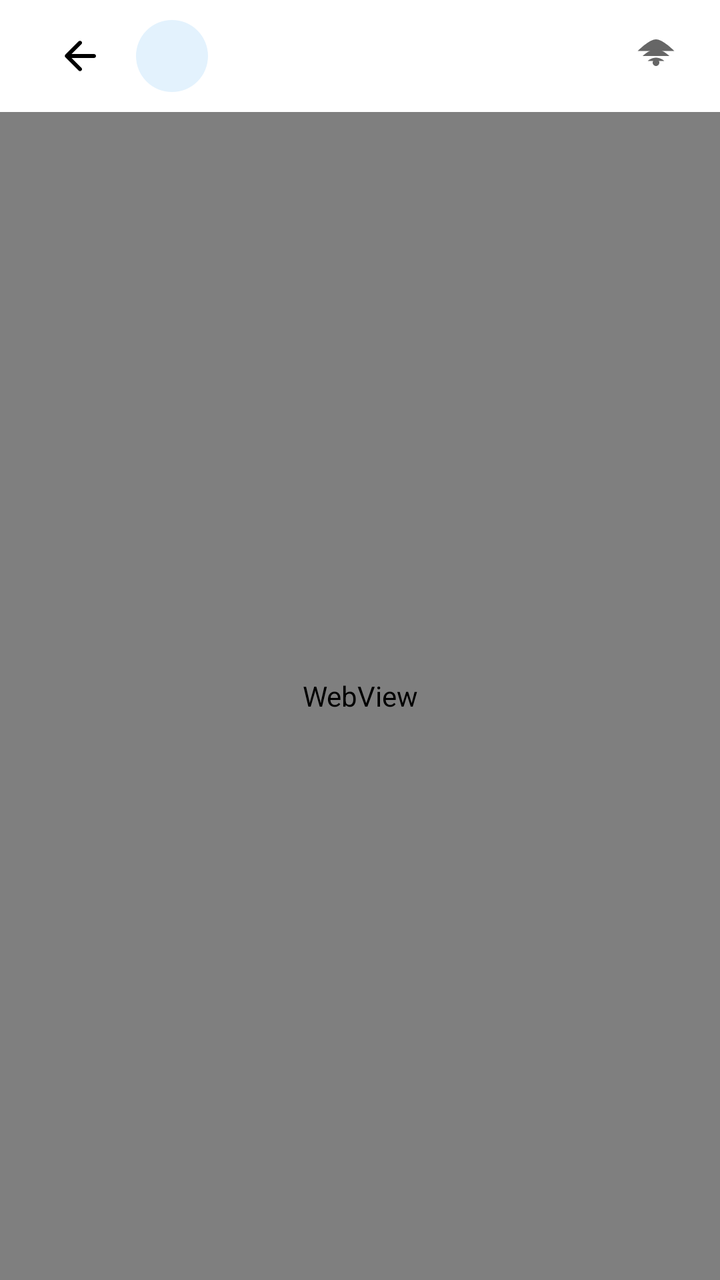
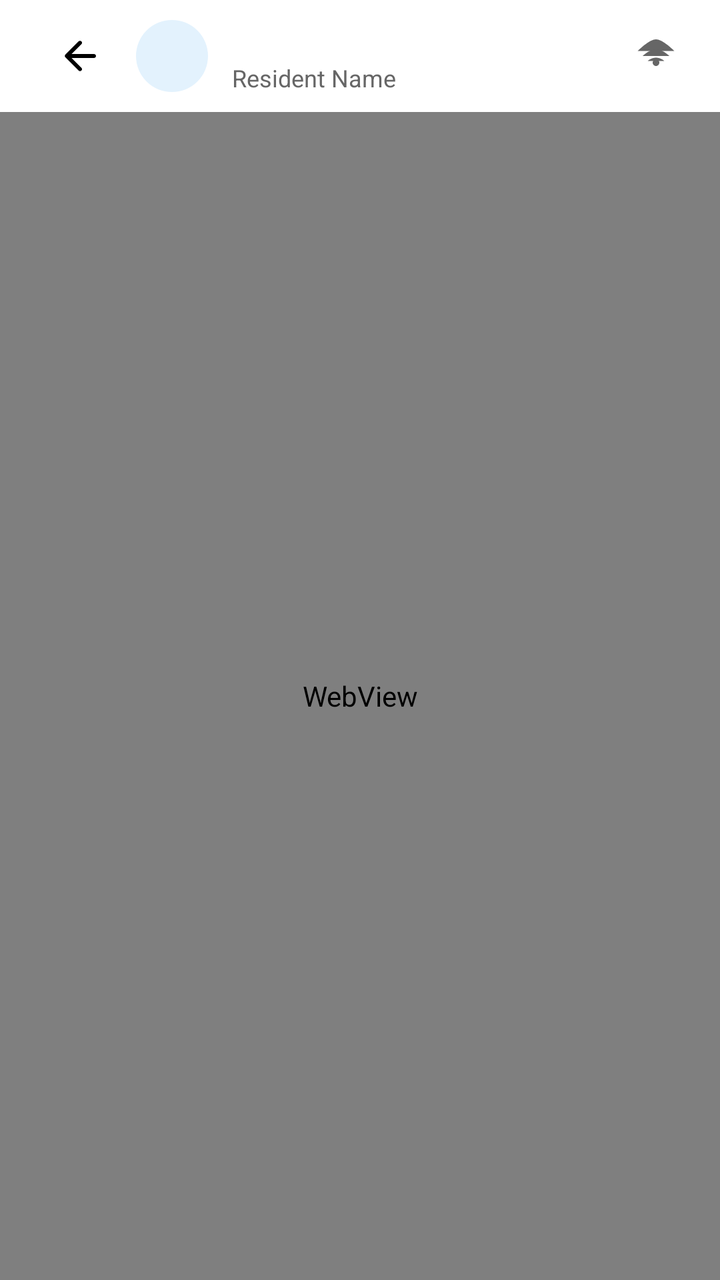

Screens rendered from an Android XML layout before and after an edit, with the pre-edit source and the edit as a unified diff.
<!-- AndroidManifest.xml: activity theme Theme.AppCompat.Light.NoActionBar -->
<!-- res/layout/activity_chatwoot.xml -->
<?xml version="1.0" encoding="utf-8"?>
<androidx.coordinatorlayout.widget.CoordinatorLayout
    xmlns:android="http://schemas.android.com/apk/res/android"
    xmlns:app="http://schemas.android.com/apk/res-auto"
    android:layout_width="match_parent"
    android:layout_height="match_parent"
    android:fitsSystemWindows="false"
    android:background="@android:color/white">

    <LinearLayout
        android:layout_width="match_parent"
        android:layout_height="match_parent"
        android:orientation="vertical">

        
        <View
            android:id="@+id/statusBarSpace"
            android:layout_width="match_parent"
            android:layout_height="0dp"
            android:background="@android:color/white" />

        <com.google.android.material.appbar.AppBarLayout
            android:layout_width="match_parent"
            android:layout_height="wrap_content"
            android:background="@android:color/white"
            app:elevation="0dp">

            <androidx.appcompat.widget.Toolbar
                android:id="@+id/toolbar"
                android:layout_width="match_parent"
                android:layout_height="56dp"
                android:paddingStart="4dp"
                android:paddingEnd="16dp"
                android:background="@android:color/white"
                app:elevation="0dp">

                <LinearLayout
                    android:layout_width="match_parent"
                    android:layout_height="match_parent"
                    android:gravity="center_vertical"
                    android:orientation="horizontal">

                    <ImageButton
                        android:id="@+id/backButton"
                        android:layout_width="48dp"
                        android:layout_height="48dp"
                        android:background="?attr/selectableItemBackgroundBorderless"
                        android:src="@drawable/ic_back"
                        android:contentDescription="Back"
                        android:padding="12dp" />

                    <com.google.android.material.imageview.ShapeableImageView
                        android:id="@+id/avatarImage"
                        android:layout_width="36dp"
                        android:layout_height="36dp"
                        android:layout_marginStart="4dp"
                        app:shapeAppearanceOverlay="@style/CircleImageView"
                        android:background="@color/avatar_background" />

                    <TextView
                        android:id="@+id/profileName"
                        android:layout_width="0dp"
                        android:layout_height="wrap_content"
                        android:layout_marginStart="12dp"
                        android:layout_weight="1"
                        android:ellipsize="end"
                        android:maxLines="1"
                        android:textColor="@android:color/black"
                        android:textSize="16sp"
                        android:textStyle="bold" />

                    <ImageView
                        android:id="@+id/networkStatusIcon"
                        android:layout_width="24dp"
                        android:layout_height="24dp"
                        android:layout_marginStart="8dp"
                        android:src="@drawable/ic_network_connected"
                        android:contentDescription="Network Status"
                        android:padding="2dp" />

                </LinearLayout>

            </androidx.appcompat.widget.Toolbar>

        </com.google.android.material.appbar.AppBarLayout>

        <WebView
            android:id="@+id/webView"
            android:layout_width="match_parent"
            android:layout_height="0dp"
            android:layout_weight="1"
            android:background="@android:color/white" />

        
        <View
            android:id="@+id/navigationBarSpace"
            android:layout_width="match_parent"
            android:layout_height="0dp"
            android:background="@android:color/white" />

    </LinearLayout>

</androidx.coordinatorlayout.widget.CoordinatorLayout>
<!-- resources referenced by this layout -->
<resources>
  <color name="avatar_background">#E3F2FD</color>
  <!-- drawable ic_back (drawable) -->
  <?xml version="1.0" encoding="utf-8"?>
  <vector xmlns:android="http://schemas.android.com/apk/res/android"
      android:width="24dp"
      android:height="24dp"
      android:viewportWidth="24"
      android:viewportHeight="24">
      <path
          android:fillColor="#000000"
          android:pathData="M19,11H7.83l4.88,-4.88c0.39,-0.39 0.39,-1.03 0,-1.42 -0.39,-0.39 -1.02,-0.39 -1.41,0l-6.59,6.59c-0.39,0.39 -0.39,1.02 0,1.41l6.59,6.59c0.39,0.39 1.02,0.39 1.41,0 0.39,-0.39 0.39,-1.02 0,-1.41L7.83,13H19c0.55,0 1,-0.45 1,-1s-0.45,-1 -1,-1z"/>
  </vector>
  <!-- drawable ic_network_connected (drawable) -->
  <?xml version="1.0" encoding="utf-8"?>
  <vector xmlns:android="http://schemas.android.com/apk/res/android"
      android:width="24dp"
      android:height="24dp"
      android:viewportWidth="24"
      android:viewportHeight="24">
      
      <path
          android:fillColor="#666666"
          android:pathData="M1,9L23,9C21,7 15.5,2 12,2C8.5,2 3,7 1,9Z"/>
      <path
          android:fillColor="#666666"
          android:pathData="M4,12L20,12C19,11 15.5,8 12,8C8.5,8 5,11 4,12Z"/>
      <path
          android:fillColor="#666666"
          android:pathData="M7,15L17,15C16.5,14.5 14.5,13 12,13C9.5,13 7.5,14.5 7,15Z"/>
      <path
          android:fillColor="#666666"
          android:pathData="M12,18C13.1,18 14,17.1 14,16C14,14.9 13.1,14 12,14C10.9,14 10,14.9 10,16C10,17.1 10.9,18 12,18Z"/>
  </vector>
  <style name="CircleImageView">
          <item name="cornerFamily">rounded</item>
          <item name="cornerSize">50%</item>
      </style>
</resources>

<!-- the commit's change to res/layout/activity_chatwoot.xml (unified diff, before → after) -->
@@ -57,17 +57,34 @@
                         app:shapeAppearanceOverlay="@style/CircleImageView"
                         android:background="@color/avatar_background" />
 
-                    <TextView
-                        android:id="@+id/profileName"
+                    <LinearLayout
                         android:layout_width="0dp"
                         android:layout_height="wrap_content"
                         android:layout_marginStart="12dp"
                         android:layout_weight="1"
-                        android:ellipsize="end"
-                        android:maxLines="1"
-                        android:textColor="@android:color/black"
-                        android:textSize="16sp"
-                        android:textStyle="bold" />
+                        android:orientation="vertical">
+
+                        <TextView
+                            android:id="@+id/profileName"
+                            android:layout_width="match_parent"
+                            android:layout_height="wrap_content"
+                            android:ellipsize="end"
+                            android:maxLines="1"
+                            android:textColor="@android:color/black"
+                            android:textSize="16sp"
+                            android:textStyle="bold" />
+
+                        <TextView
+                            android:id="@+id/inboxName"
+                            android:layout_width="match_parent"
+                            android:layout_height="wrap_content"
+                            android:ellipsize="end"
+                            android:maxLines="1"
+                            android:textColor="#666666"
+                            android:textSize="12sp"
+                            android:text="Resident Name" />
+
+                    </LinearLayout>
 
                     <ImageView
                         android:id="@+id/networkStatusIcon"
